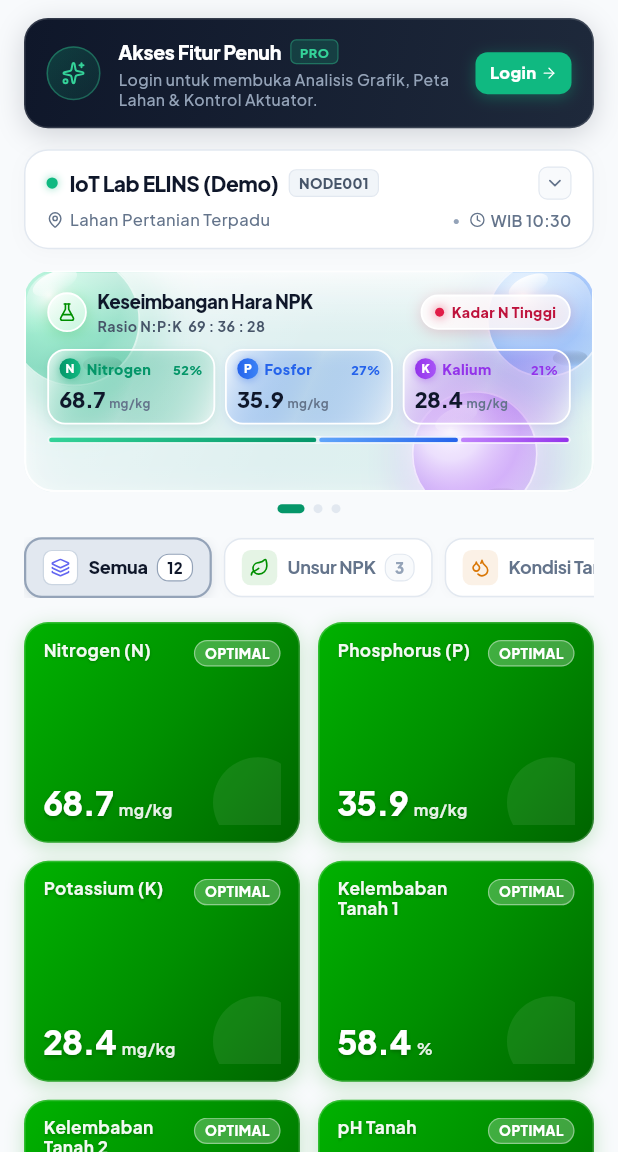
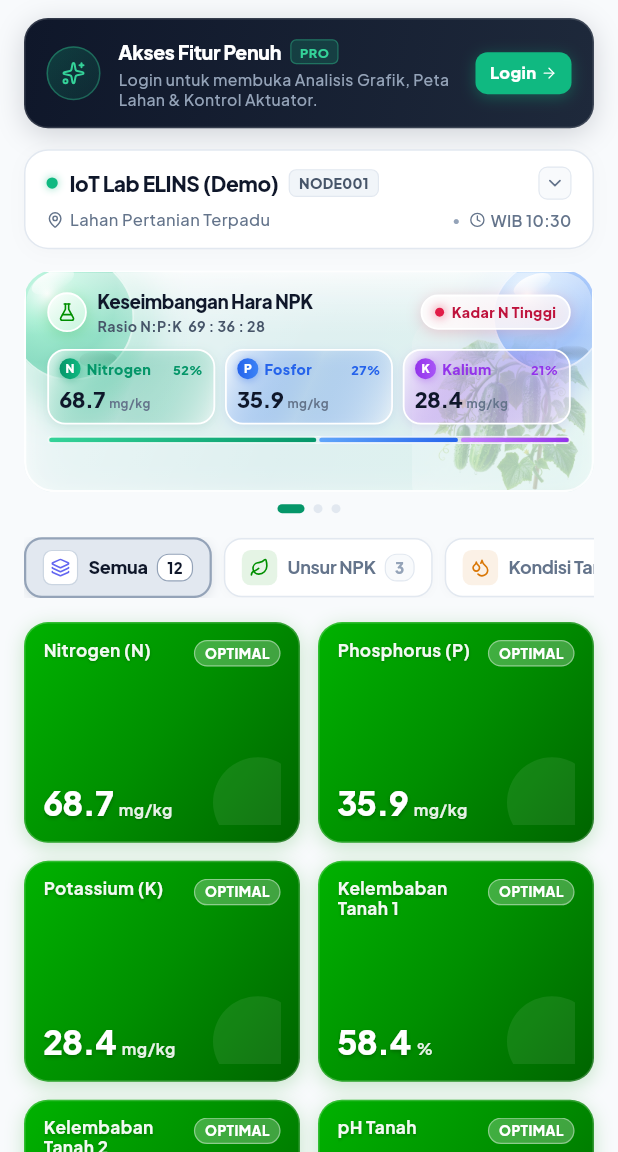
Before and after one commit to hanifnugrahaa/gconnect2026-mobile, a Flutter app: the screen it shows after launch, on a phone screen of 412 x 824 dp, the part 84-1236 px from its top. Run offline on Flutter 3.47's test engine with Material 3 defaults, Android fonts, the phone set to English and light mode, and no system bars; our stand-ins replace fl_chart, flutter_map, flutter_riverpod, google_fonts, latlong2, lucide_icons_flutter and 1 more; network calls fail.

Commit message:
feat(mobile): integrate 3D Cucumber and Chili plant renders with frosted liquid glass into Hero KPI cards

```diff
--- a/lib/presentation/widgets/npk_summary_card.dart
+++ b/lib/presentation/widgets/npk_summary_card.dart
@@ -89,36 +89,43 @@ class NpkSummaryCard extends StatelessWidget {
           ),
           child: Stack(
             children: [
-              // 3D Liquid Glass Orb 1 (Top Left Emerald Orb)
+              // 1. 3D Cucumber Plant Ambient Vignette
+              Positioned(
+                right: -10,
+                bottom: -15,
+                child: Opacity(
+                  opacity: 0.26,
+                  child: ClipRRect(
+                    borderRadius: BorderRadius.circular(20),
+                    child: Image.asset(
+                      'assets/images/cucumber_3d.jpg',
+                      width: 130,
+                      height: 130,
+                      fit: BoxFit.cover,
+                    ),
+                  ),
+                ),
+              ),
+
+              // 2. 3D Liquid Glass Orb 1 (Top Left Emerald Orb)
               Positioned(
                 left: -12,
                 top: -12,
                 child: _build3dLiquidGlassOrb(
-                  size: 88,
+                  size: 84,
                   primaryColor: const Color(0xFF10B981),
                   highlightColor: const Color(0xFF6EE7B7),
                 ),
               ),
 
-              // 3D Liquid Glass Orb 2 (Top Right Sapphire Blue Orb)
+              // 3. 3D Liquid Glass Orb 2 (Top Right Sapphire Blue Orb)
               Positioned(
                 right: -8,
                 top: -8,
                 child: _build3dLiquidGlassOrb(
-                  size: 78,
+                  size: 74,
                   primaryColor: const Color(0xFF3B82F6),
                   highlightColor: const Color(0xFF93C5FD),
-                ),
-              ),
-
-              // 3D Liquid Glass Orb 3 (Bottom Amethyst Purple Orb)
-              Positioned(
-                right: 36,
-                bottom: -18,
-                child: _build3dLiquidGlassOrb(
-                  size: 84,
-                  primaryColor: const Color(0xFFA855F7),
-                  highlightColor: const Color(0xFFE9D5FF),
                 ),
               ),
 
```
Also changed, not shown: lib/presentation/widgets/soil_condition_card.dart (+22 -15 lines), assets/images/chili_3d.jpg (added), assets/images/cucumber_3d.jpg (added).
